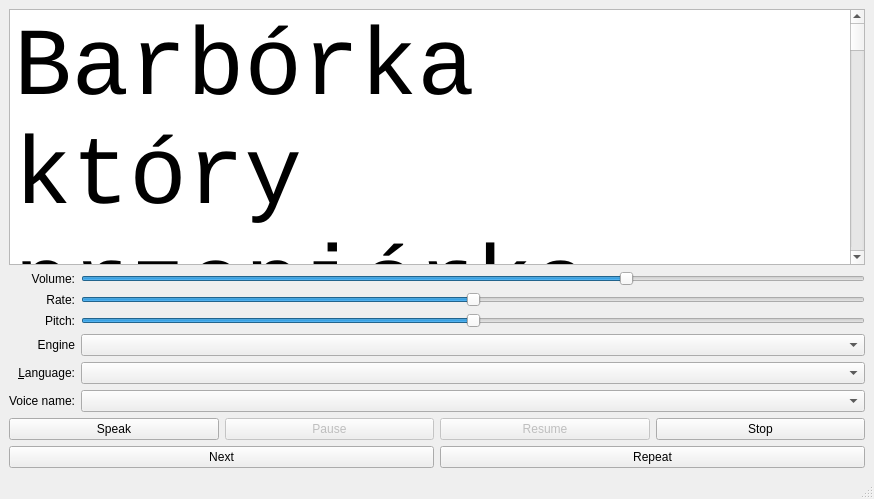
Old version of the form mainwindow.ui in the repository grregd/hello_speak.
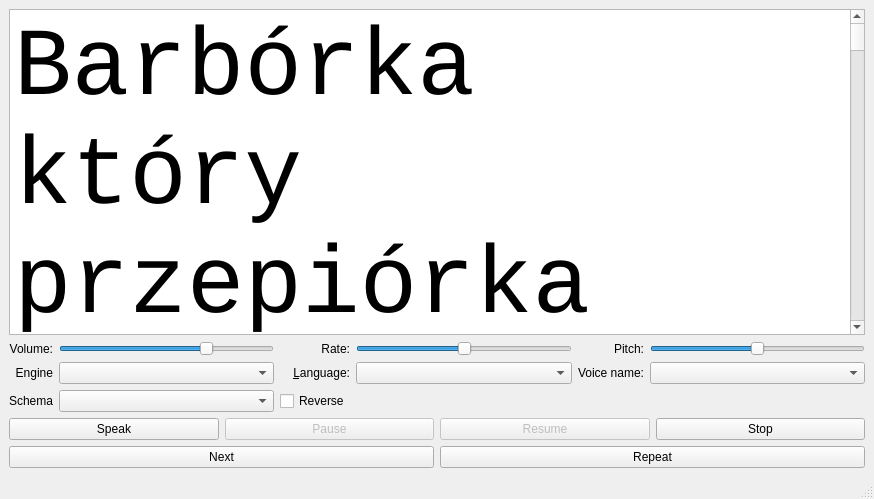
New version of the form.

The edit to the form file:
```diff
--- a/mainwindow.ui
+++ b/mainwindow.ui
@@ -112,83 +112,6 @@
     </item>
     <item>
      <layout class="QGridLayout" name="gridLayout">
-      <item row="4" column="0">
-       <widget class="QLabel" name="label_5">
-        <property name="sizePolicy">
-         <sizepolicy hsizetype="Minimum" vsizetype="Preferred">
-          <horstretch>0</horstretch>
-          <verstretch>0</verstretch>
-         </sizepolicy>
-        </property>
-        <property name="text">
-         <string>Engine</string>
-        </property>
-        <property name="alignment">
-         <set>Qt::AlignRight|Qt::AlignTrailing|Qt::AlignVCenter</set>
-        </property>
-       </widget>
-      </item>
-      <item row="3" column="0">
-       <widget class="QLabel" name="label_3">
-        <property name="sizePolicy">
-         <sizepolicy hsizetype="Minimum" vsizetype="Preferred">
-          <horstretch>0</horstretch>
-          <verstretch>0</verstretch>
-         </sizepolicy>
-        </property>
-        <property name="text">
-         <string>Pitch:</string>
-        </property>
-        <property name="alignment">
-         <set>Qt::AlignRight|Qt::AlignTrailing|Qt::AlignVCenter</set>
-        </property>
-       </widget>
-      </item>
-      <item row="5" column="0">
-       <widget class="QLabel" name="label_4">
-        <property name="sizePolicy">
-         <sizepolicy hsizetype="Minimum" vsizetype="Preferred">
-          <horstretch>0</horstretch>
-          <verstretch>0</verstretch>
-         </sizepolicy>
-        </property>
-        <property name="text">
-         <string>&amp;Language:</string>
-        </property>
-        <property name="alignment">
-         <set>Qt::AlignRight|Qt::AlignTrailing|Qt::AlignVCenter</set>
-        </property>
-        <property name="buddy">
-         <cstring>language</cstring>
-        </property>
-       </widget>
-      </item>
-      <item row="3" column="2">
-       <widget class="QSlider" name="pitch">
-        <property name="minimum">
-         <number>-10</number>
-        </property>
-        <property name="maximum">
-         <number>10</number>
-        </property>
-        <property name="singleStep">
-         <number>1</number>
-        </property>
-        <property name="orientation">
-         <enum>Qt::Horizontal</enum>
-        </property>
-       </widget>
-      </item>
-      <item row="6" column="0">
-       <widget class="QLabel" name="label_6">
-        <property name="text">
-         <string>Voice name:</string>
-        </property>
-        <property name="alignment">
-         <set>Qt::AlignRight|Qt::AlignTrailing|Qt::AlignVCenter</set>
-        </property>
-       </widget>
-      </item>
       <item row="1" column="2">
        <widget class="QSlider" name="volume">
         <property name="maximum">
@@ -208,20 +131,7 @@
         </property>
        </widget>
       </item>
-      <item row="5" column="2">
-       <widget class="QComboBox" name="language">
-        <property name="sizePolicy">
-         <sizepolicy hsizetype="Expanding" vsizetype="Fixed">
-          <horstretch>0</horstretch>
-          <verstretch>0</verstretch>
-         </sizepolicy>
-        </property>
-       </widget>
-      </item>
-      <item row="6" column="2">
-       <widget class="QComboBox" name="voice"/>
-      </item>
-      <item row="2" column="0">
+      <item row="1" column="3">
        <widget class="QLabel" name="label">
         <property name="sizePolicy">
          <sizepolicy hsizetype="Minimum" vsizetype="Preferred">
@@ -237,6 +147,38 @@
         </property>
        </widget>
       </item>
+      <item row="5" column="0">
+       <widget class="QLabel" name="label_5">
+        <property name="sizePolicy">
+         <sizepolicy hsizetype="Minimum" vsizetype="Preferred">
+          <horstretch>0</horstretch>
+          <verstretch>0</verstretch>
+         </sizepolicy>
+        </property>
+        <property name="text">
+         <string>Engine</string>
+        </property>
+        <property name="alignment">
+         <set>Qt::AlignRight|Qt::AlignTrailing|Qt::AlignVCenter</set>
+        </property>
+       </widget>
+      </item>
+      <item row="1" column="5">
+       <widget class="QLabel" name="label_3">
+        <property name="sizePolicy">
+         <sizepolicy hsizetype="Minimum" vsizetype="Preferred">
+          <horstretch>0</horstretch>
+          <verstretch>0</verstretch>
+         </sizepolicy>
+        </property>
+        <property name="text">
+         <string>Pitch:</string>
+        </property>
+        <property name="alignment">
+         <set>Qt::AlignRight|Qt::AlignTrailing|Qt::AlignVCenter</set>
+        </property>
+       </widget>
+      </item>
       <item row="1" column="0">
        <widget class="QLabel" name="label_2">
         <property name="sizePolicy">
@@ -253,7 +195,7 @@
         </property>
        </widget>
       </item>
-      <item row="2" column="2">
+      <item row="1" column="4">
        <widget class="QSlider" name="rate">
         <property name="minimum">
          <number>-10</number>
@@ -266,7 +208,7 @@
         </property>
        </widget>
       </item>
-      <item row="4" column="2">
+      <item row="5" column="2">
        <widget class="QComboBox" name="engine">
         <property name="sizePolicy">
          <sizepolicy hsizetype="Expanding" vsizetype="Fixed">
@@ -276,6 +218,81 @@
         </property>
        </widget>
       </item>
+      <item row="1" column="6">
+       <widget class="QSlider" name="pitch">
+        <property name="minimum">
+         <number>-10</number>
+        </property>
+        <property name="maximum">
+         <number>10</number>
+        </property>
+        <property name="singleStep">
+         <number>1</number>
+        </property>
+        <property name="orientation">
+         <enum>Qt::Horizontal</enum>
+        </property>
+       </widget>
+      </item>
+      <item row="5" column="3">
+       <widget class="QLabel" name="label_4">
+        <property name="sizePolicy">
+         <sizepolicy hsizetype="Minimum" vsizetype="Preferred">
+          <horstretch>0</horstretch>
+          <verstretch>0</verstretch>
+         </sizepolicy>
+        </property>
+        <property name="text">
+         <string>&amp;Language:</string>
+        </property>
+        <property name="alignment">
+         <set>Qt::AlignRight|Qt::AlignTrailing|Qt::AlignVCenter</set>
+        </property>
+        <property name="buddy">
+         <cstring>language</cstring>
+        </property>
+       </widget>
+      </item>
+      <item row="5" column="4">
+       <widget class="QComboBox" name="language">
+        <property name="sizePolicy">
+         <sizepolicy hsizetype="Expanding" vsizetype="Fixed">
+          <horstretch>0</horstretch>
+          <verstretch>0</verstretch>
+         </sizepolicy>
+        </property>
+       </widget>
+      </item>
+      <item row="5" column="5">
+       <widget class="QLabel" name="label_6">
+        <property name="text">
+         <string>Voice name:</string>
+        </property>
+        <property name="alignment">
+         <set>Qt::AlignRight|Qt::AlignTrailing|Qt::AlignVCenter</set>
+        </property>
+       </widget>
+      </item>
+      <item row="5" column="6">
+       <widget class="QComboBox" name="voice"/>
+      </item>
+      <item row="6" column="2">
+       <widget class="QComboBox" name="schemas"/>
+      </item>
+      <item row="6" column="0">
+       <widget class="QLabel" name="label_7">
+        <property name="text">
+         <string>Schema</string>
+        </property>
+       </widget>
+      </item>
+      <item row="6" column="3">
+       <widget class="QCheckBox" name="reverse">
+        <property name="text">
+         <string>Reverse</string>
+        </property>
+       </widget>
+      </item>
      </layout>
     </item>
     <item>
```
